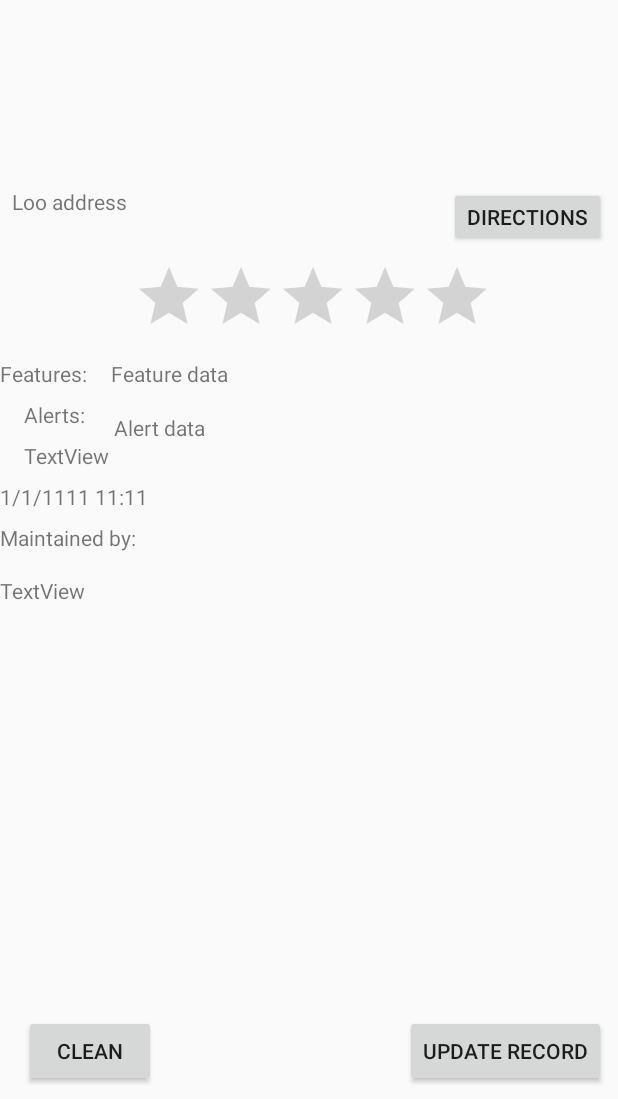
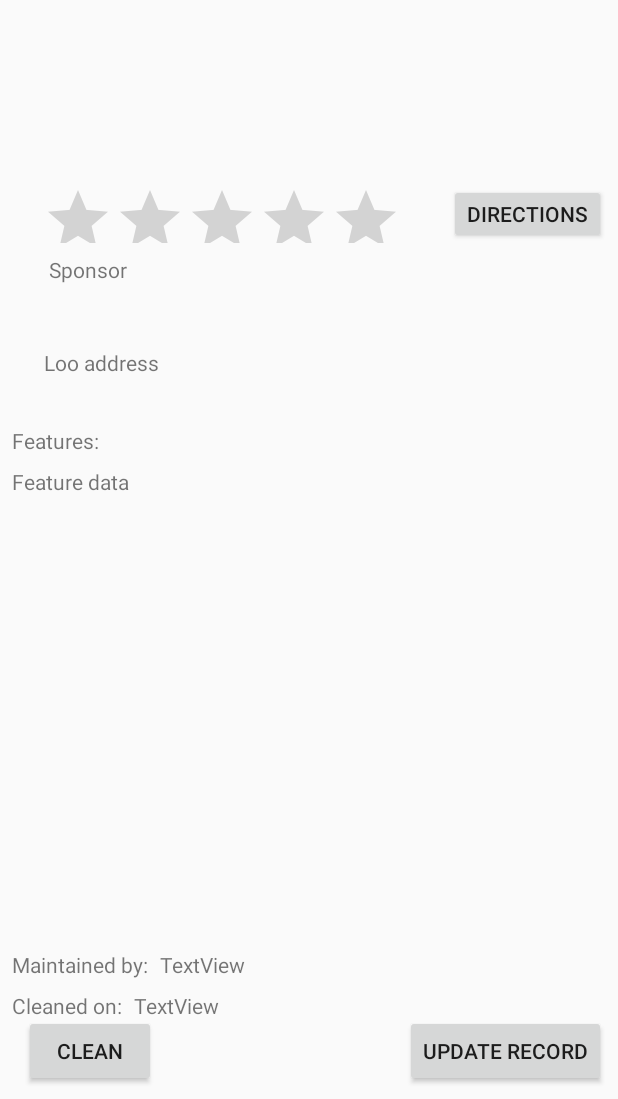
Before and after one commit to TSD2018/Cloo, an Android app: the MapsActivity_Directions screen opened directly, with no data from a screen before it, on a phone screen of 412 x 824 dp, the part 137-1236 px from its top. Run offline under Robolectric (Android 15) with nearby library versions, the phone set to English and light mode, and no system bars; our stand-ins replace Volley; libraries missing offline, so code that uses them is left out: com.google.maps.android.

Commit message:
Last Clean timestamp done

```diff
--- a/Cloo2019/app/src/main/java/com/example/cloo2019/CleanActivity.kt
+++ b/Cloo2019/app/src/main/java/com/example/cloo2019/CleanActivity.kt
@@ -5,10 +5,7 @@ package com.example.cloo2019
 import android.support.v7.app.AppCompatActivity
 import android.os.Bundle
 import android.util.Log
-import android.widget.Button
-import android.widget.CheckBox
-import android.widget.EditText
-import android.widget.Toast
+import android.widget.*
 import com.google.firebase.database.DataSnapshot
 import com.google.firebase.database.DatabaseError
 import com.google.firebase.database.FirebaseDatabase
@@ -24,6 +21,9 @@ class CleanActivity : AppCompatActivity() {
         var toiletID: String = intent.getStringExtra("TOILET_ID")
         val buttonCleaned = findViewById<Button>(R.id.button_Cleaned)
         val janitorComments: EditText = findViewById(R.id.editTextOthers)
+        var timeStamp = findViewById<TextView>(R.id.textViewCleanTimeStamp)
+        timeStamp!!.text = CurrentTimeStamp().getPresentableTimeString(CurrentTimeStamp().getString())
+
         val janitorID: String = "Test Name, should come from Janitor login"
         var recordTime: String = "Test, should include the system timestamp"
 
--- a/Cloo2019/app/src/main/java/com/example/cloo2019/CurrentTimeStamp.kt
+++ b/Cloo2019/app/src/main/java/com/example/cloo2019/CurrentTimeStamp.kt
@@ -1,7 +1,10 @@
 package com.example.cloo2019
 
 import android.os.Build
+import java.time.LocalDate
 import java.time.LocalDateTime
+import java.time.format.DateTimeFormatter
+import java.time.format.FormatStyle
 
 class CurrentTimeStamp() {
     val current: String
@@ -17,4 +20,20 @@ class CurrentTimeStamp() {
     fun getString() : String {
         return current
     }
+
+    fun getPresentableTimeString(timeStampString: String) : String {
+        // 2019-01-12T22:23:29.994 is the format of the string as an input
+        var dateTimeString:String = "not known"
+
+        if(timeStampString != ""){
+            if (Build.VERSION.SDK_INT >= Build.VERSION_CODES.O) {
+                var dateTime: LocalDateTime
+                dateTime = LocalDateTime.parse(timeStampString, DateTimeFormatter.ISO_DATE_TIME)
+                dateTimeString = dateTime.format(DateTimeFormatter.ofLocalizedDateTime(FormatStyle.SHORT))
+    //            dateTime = LocalDateTime.parse(timeStampString, DateTimeFormatter.ofLocalizedDateTime(FormatStyle.MEDIUM))
+    //            dateTimeString = dateTime.toString()
+            }
+        }
+        return dateTimeString
+    }
 }
--- a/Cloo2019/app/src/main/java/com/example/cloo2019/JanitorActivity.kt
+++ b/Cloo2019/app/src/main/java/com/example/cloo2019/JanitorActivity.kt
@@ -106,6 +106,7 @@ class JanitorActivity : AppCompatActivity(), OnMapReadyCallback {
              * as lastCleanedBy, lastCleanedTimeStamp, userRating
              */
 
+
             toiletMaster.toiletId = toiletID
             toiletMaster.lat = latVal
             toiletMaster.lng= lngVal
--- a/Cloo2019/app/src/main/java/com/example/cloo2019/Locationadapter.kt
+++ b/Cloo2019/app/src/main/java/com/example/cloo2019/Locationadapter.kt
@@ -9,6 +9,7 @@ import android.view.View
 import android.view.ViewGroup
 import android.widget.ArrayAdapter
 import android.widget.TextView
+import android.widget.Toast
 import kotlinx.android.synthetic.main.activity_main__locate_loo.*
 import java.math.RoundingMode
 import java.text.DecimalFormat
@@ -30,6 +31,20 @@ class Locationadapter(val mCtx: Context, val layoutResId: Int, val locationList:
         val textViewLooName = view.findViewById<TextView>(R.id.textView_looName)
 
         val currentLocation = CurrentLocation.getLastLocation()
+
+        /***** 13 Jan 2019:Kartik TOP *********/
+        // Added the check for currentLocation == null, incase the location services are turned off
+        // and/or getLastLocation returns null.
+        // TBD: There is a function to force get the location, which google maps use.  Need to find
+        // that and use the same.  would need to decide if it should be done here or on the Create
+        // of the landing page (which might be better :))
+        if (currentLocation == null){
+            Toast.makeText(mCtx, "Location unknown, please restart with location set.",Toast.LENGTH_SHORT).show()
+            return view
+        }
+        // Hopefully the above check should prevent the application from crashing on startup when
+        // location is not available
+        /***** 13 Jan 2019:Kartik END *********/
         val loo = locationList[position]
         val distanceLat = loo.lat - currentLocation!!.latitude
         val distanceLng = loo.lng - currentLocation!!.longitude
@@ -59,7 +74,8 @@ class Locationadapter(val mCtx: Context, val layoutResId: Int, val locationList:
             ratings = "*".repeat(numStars) + " ".padEnd(5-numStars)
         }
 
-        textViewLooName.text = loo.address + "\nRating [" + ratings +"]      " + distanceStr
+        var lastCleanedTimeStamp = CurrentTimeStamp().getPresentableTimeString(loo.lastCleanedTimeStamp)
+        textViewLooName.text = loo.address + "\nRating [" + ratings +"]      " + distanceStr + "\nCleaned on: $lastCleanedTimeStamp"
 
         textViewLooName.setOnClickListener {
             val i = Intent(mCtx, MapsActivity_Directions::class.java)
@@ -69,6 +85,7 @@ class Locationadapter(val mCtx: Context, val layoutResId: Int, val locationList:
             i.putExtra("RATING", loo.userRating)
             i.putExtra("TOILET_ADDRESS", loo.address)
             i.putExtra("TOILET_ID", loo.toiletId )
+            i.putExtra("LAST_CLEANED", lastCleanedTimeStamp)
             startActivity(mCtx,i,null)
         }
         return view
--- a/Cloo2019/app/src/main/java/com/example/cloo2019/MapsActivity_Directions.kt
+++ b/Cloo2019/app/src/main/java/com/example/cloo2019/MapsActivity_Directions.kt
@@ -41,6 +41,7 @@ class MapsActivity_Directions : AppCompatActivity(), OnMapReadyCallback {
     private lateinit var toiletID: String
     private lateinit var toiletAddress: String
     private var userRating: Double = 0.0
+    private lateinit var lastCleanedTimeStamp: String
 
     override fun onCreate(savedInstanceState: Bundle?) {
         super.onCreate(savedInstanceState)
@@ -53,7 +54,9 @@ class MapsActivity_Directions : AppCompatActivity(), OnMapReadyCallback {
         toiletID = intent.getStringExtra("TOILET_ID")
         toiletAddress = intent.getStringExtra("TOILET_ADDRESS")
         userRating = intent.getDoubleExtra("RATING", 0.0)
+
         fusedLocationClient = LocationServices.getFusedLocationProviderClient(this)
+
 
         val mapFragment = supportFragmentManager
             .findFragmentById(R.id.map) as SupportMapFragment
@@ -77,12 +80,18 @@ class MapsActivity_Directions : AppCompatActivity(), OnMapReadyCallback {
 
         val dest = LatLng(intent.getDoubleExtra("LAT", 0.0), intent.getDoubleExtra("LNG", 0.0))
         val rtng = intent.getIntExtra("RATING",0)
+        lastCleanedTimeStamp = intent.getStringExtra("LAST_CLEANED")
 
         val looAddress = findViewById<TextView>(R.id.textView_loo_address)
         val currentRating = findViewById<RatingBar>(R.id.ratingBar)
         looAddress.text = toiletAddress
         currentRating.setIsIndicator(true)
         currentRating.rating = rtng.toFloat()
+
+        val lastCleanedTimeStampTextView = findViewById<TextView>(R.id.textViewCleanTimeStamp)
+        lastCleanedTimeStampTextView!!.text = lastCleanedTimeStamp  // will take care of showing timestamp on load
+        // TBD: Need to take care of the same, when the Toilet is cleaned, this needs to be updated again
+
 
         mMap.addMarker(MarkerOptions().position(dest).title("Destination"))
         mMap.moveCamera(CameraUpdateFactory.newLatLng(dest))
--- a/Cloo2019/app/src/main/res/layout/activity_clean.xml
+++ b/Cloo2019/app/src/main/res/layout/activity_clean.xml
@@ -12,6 +12,21 @@
             android:layout_height="495dp" tools:layout_editor_absoluteY="8dp" tools:layout_editor_absoluteX="8dp">
         <LinearLayout android:layout_width="match_parent" android:layout_height="wrap_content"
                       android:orientation="vertical">
+            <TextView
+                    android:text="1/11/11 1:11:11"
+                    android:layout_width="match_parent"
+                    android:layout_height="wrap_content" android:id="@+id/textViewCleanTimeStamp"/>
+            <EditText
+                    android:layout_width="match_parent"
+                    android:layout_height="84dp"
+                    android:inputType="none|textCapSentences|textAutoCorrect|textAutoComplete|textMultiLine"
+                    android:ems="10"
+                    tools:layout_editor_absoluteY="439dp" tools:layout_editor_absoluteX="30dp"
+                    android:id="@+id/editTextOthers" android:hint="Remarks"/>
+            <Button
+                    android:text="Cleaned"
+                    android:layout_width="match_parent"
+                    android:layout_height="wrap_content" android:id="@+id/button_Cleaned"/>
             <TextView
                     android:text="TextView"
                     android:layout_width="match_parent"
@@ -76,25 +91,6 @@
                     android:text="Tissue"
                     android:layout_width="wrap_content"
                     android:layout_height="wrap_content" android:id="@+id/checkBoxTissue"/>
-            <EditText
-                    android:layout_width="match_parent"
-                    android:layout_height="84dp"
-                    android:inputType="none|textCapSentences|textAutoCorrect|textAutoComplete|textMultiLine"
-                    android:ems="10"
-                    tools:layout_editor_absoluteY="439dp" tools:layout_editor_absoluteX="30dp"
-                    android:id="@+id/editTextOthers" android:hint="Remarks"/>
-            <TextView
-                    android:text="Date and Time:"
-                    android:layout_width="match_parent"
-                    android:layout_height="wrap_content" android:id="@+id/textViewTimeStampLabel"/>
-            <TextView
-                    android:text="1/11/11 1:11:11"
-                    android:layout_width="match_parent"
-                    android:layout_height="wrap_content" android:id="@+id/textViewCleanTimeStamp"/>
-            <Button
-                    android:text="Cleaned"
-                    android:layout_width="match_parent"
-                    android:layout_height="wrap_content" android:id="@+id/button_Cleaned"/>
         </LinearLayout>
     </ScrollView>
 </android.support.constraint.ConstraintLayout>
--- a/Cloo2019/app/src/main/res/layout/activity_maps__directions.xml
+++ b/Cloo2019/app/src/main/res/layout/activity_maps__directions.xml
@@ -22,86 +22,80 @@
             android:layout_width="wrap_content"
             android:layout_height="40dp"
             android:id="@+id/button_Navigate"
-            app:layout_constraintStart_toEndOf="@+id/textView_loo_address"
             app:layout_constraintEnd_toEndOf="parent" android:layout_marginEnd="8dp" android:layout_marginRight="8dp"
-            app:layout_constraintHorizontal_bias="1.0"
-            android:layout_marginLeft="8dp" android:layout_marginStart="8dp"
-            app:layout_constraintTop_toTopOf="@+id/textView_loo_address"/>
+            android:layout_marginTop="8dp" app:layout_constraintTop_toBottomOf="@+id/map"/>
     <RatingBar
             android:layout_width="243dp"
+            android:layout_height="39dp"
+            android:id="@+id/ratingBar"
+            app:layout_constraintStart_toStartOf="parent" android:layout_marginLeft="8dp"
+            android:layout_marginStart="8dp" android:layout_marginTop="8dp"
+            app:layout_constraintTop_toBottomOf="@+id/map" app:layout_constraintEnd_toStartOf="@+id/button_Navigate"
+            android:layout_marginEnd="8dp" android:layout_marginRight="8dp"/>
+    <TextView
+            android:text="Loo address"
+            android:layout_width="354dp"
+            android:layout_height="44dp"
+            android:id="@+id/textView_loo_address"
+            app:layout_constraintStart_toStartOf="parent" android:layout_marginLeft="8dp"
+            android:layout_marginStart="8dp" app:layout_constraintEnd_toEndOf="parent" android:layout_marginEnd="8dp"
+            android:layout_marginRight="8dp" android:layout_marginTop="8dp"
+            app:layout_constraintTop_toBottomOf="@+id/textViewSponsor"/>
+    <TextView
+            android:text="Sponsor"
+            android:layout_width="347dp"
+            android:layout_height="54dp"
+            android:id="@+id/textViewSponsor"
+            app:layout_constraintEnd_toEndOf="parent" android:layout_marginEnd="8dp"
+            android:layout_marginRight="8dp"
+            android:layout_marginTop="8dp"
+            app:layout_constraintTop_toBottomOf="@+id/ratingBar" app:layout_constraintStart_toStartOf="parent"
+            android:layout_marginLeft="8dp" android:layout_marginStart="8dp"/>
+    <TextView
+            android:text="Features:"
+            android:layout_width="wrap_content"
             android:layout_height="wrap_content"
-            app:layout_constraintEnd_toEndOf="parent" android:id="@+id/ratingBar"
-            android:layout_marginTop="8dp" app:layout_constraintTop_toBottomOf="@+id/textView_loo_address"
+            android:id="@+id/textView_features_label"
+            app:layout_constraintStart_toStartOf="parent"
+            android:layout_marginLeft="8dp" android:layout_marginStart="8dp"
+            app:layout_constraintTop_toBottomOf="@+id/textView_loo_address" android:layout_marginTop="8dp"/>
+    <TextView
+            android:text="Feature data"
+            android:layout_width="364dp"
+            android:layout_height="52dp"
+            android:id="@+id/textView_feature"
+            app:layout_constraintTop_toBottomOf="@+id/textView_features_label"
+            app:layout_constraintStart_toStartOf="parent" android:layout_marginLeft="8dp"
+            android:layout_marginStart="8dp" android:layout_marginTop="8dp"/>
+    <TextView
+            android:layout_width="wrap_content"
+            android:layout_height="wrap_content" tools:layout_editor_absoluteX="17dp"
+            android:id="@+id/textView_cleantimestamp"
+            tools:layout_editor_absoluteY="368dp"/>
+    <TextView
+            android:text="Maintained by:"
+            android:layout_width="wrap_content"
+            android:layout_height="wrap_content"
+            android:id="@+id/textView_JanitorLabel"
+            android:layout_marginBottom="24dp" app:layout_constraintBottom_toTopOf="@+id/buttonClean"
             app:layout_constraintStart_toStartOf="parent" android:layout_marginLeft="8dp"
             android:layout_marginStart="8dp"/>
-    <TextView
-            android:text="Loo address"
-            android:layout_width="246dp"
-            android:layout_height="41dp"
-            app:layout_constraintStart_toStartOf="parent" android:layout_marginLeft="8dp"
-            android:layout_marginStart="8dp" android:id="@+id/textView_loo_address" android:layout_marginTop="160dp"
-            app:layout_constraintTop_toTopOf="parent"/>
-    <TextView
-            android:text="Alerts: "
-            android:layout_width="wrap_content"
-            android:layout_height="wrap_content"
-            app:layout_constraintStart_toStartOf="parent" android:layout_marginLeft="16dp"
-            android:layout_marginStart="16dp" android:id="@+id/textView_alerts_label" android:layout_marginTop="8dp"
-            app:layout_constraintTop_toBottomOf="@+id/textView_features_label"/>
-    <TextView
-            android:text="Alert data"
-            android:layout_width="291dp"
-            android:layout_height="38dp"
-            android:id="@+id/textView_Alert" android:layout_marginTop="8dp"
-            app:layout_constraintTop_toBottomOf="@+id/textView_feature"
-            app:layout_constraintStart_toEndOf="@+id/textView_alerts_label" android:layout_marginLeft="16dp"
-            android:layout_marginStart="16dp"/>
     <TextView
             android:text="TextView"
             android:layout_width="wrap_content"
             android:layout_height="wrap_content"
-            app:layout_constraintStart_toStartOf="parent" android:layout_marginLeft="16dp"
-            android:layout_marginStart="16dp" android:id="@+id/textView_clean_label" android:layout_marginTop="8dp"
-            app:layout_constraintTop_toBottomOf="@+id/textView_alerts_label"/>
-    <TextView
-            android:text="Features:"
-            android:layout_width="wrap_content"
-            android:layout_height="wrap_content"
-            tools:layout_editor_absoluteX="17dp" android:id="@+id/textView_features_label"
-            android:layout_marginTop="8dp" app:layout_constraintTop_toBottomOf="@+id/ratingBar"/>
-    <TextView
-            android:text="Feature data"
-            android:layout_width="276dp"
-            android:layout_height="28dp"
-            android:id="@+id/textView_feature" android:layout_marginTop="8dp"
-            app:layout_constraintTop_toBottomOf="@+id/ratingBar"
-            app:layout_constraintStart_toEndOf="@+id/textView_features_label" android:layout_marginLeft="16dp"
-            android:layout_marginStart="16dp"/>
-    <TextView
-            android:text="1/1/1111 11:11"
-            android:layout_width="wrap_content"
-            android:layout_height="wrap_content" tools:layout_editor_absoluteX="17dp"
-            android:id="@+id/textView_cleantimestamp" android:layout_marginTop="8dp"
-            app:layout_constraintTop_toBottomOf="@+id/textView_clean_label"/>
-    <TextView
-            android:text="Maintained by:"
-            android:layout_width="wrap_content"
-            android:layout_height="wrap_content"
-            tools:layout_editor_absoluteX="17dp" android:id="@+id/textView_JanitorLabel" android:layout_marginTop="8dp"
-            app:layout_constraintTop_toBottomOf="@+id/textView_cleantimestamp"/>
-    <TextView
-            android:text="TextView"
-            android:layout_width="wrap_content"
-            android:layout_height="wrap_content"
-            tools:layout_editor_absoluteX="18dp" android:id="@+id/textview_JanitorName"
-            app:layout_constraintTop_toBottomOf="@+id/textView_JanitorLabel" android:layout_marginTop="16dp"/>
+            android:id="@+id/textview_JanitorName"
+            app:layout_constraintStart_toEndOf="@+id/textView_JanitorLabel"
+            android:layout_marginLeft="8dp" android:layout_marginStart="8dp"
+            app:layout_constraintBaseline_toBaselineOf="@+id/textView_JanitorLabel"/>
     <Button
             android:text="Update Record"
             android:layout_width="wrap_content"
             android:layout_height="wrap_content"
-            android:id="@+id/button_Janitor" android:layout_marginBottom="8dp"
-            app:layout_constraintBottom_toBottomOf="parent" app:layout_constraintEnd_toEndOf="parent"
-            android:layout_marginEnd="8dp" android:layout_marginRight="8dp"/>
+            android:id="@+id/button_Janitor"
+            app:layout_constraintEnd_toEndOf="parent"
+            android:layout_marginEnd="8dp" android:layout_marginRight="8dp"
+            app:layout_constraintBaseline_toBaselineOf="@+id/buttonClean"/>
     <Button
             android:text="Clean"
             android:layout_width="wrap_content"
@@ -109,5 +103,22 @@
             app:layout_constraintStart_toStartOf="parent" android:layout_marginLeft="16dp"
             android:layout_marginStart="16dp" android:id="@+id/buttonClean" android:layout_marginBottom="8dp"
             app:layout_constraintBottom_toBottomOf="parent"/>
+    <TextView
+            android:text="TextView"
+            android:layout_width="wrap_content"
+            android:layout_height="wrap_content"
+            android:id="@+id/textViewCleanTimeStamp"
+            app:layout_constraintStart_toEndOf="@+id/textViewCleanedOnLabel"
+            app:layout_constraintBaseline_toBaselineOf="@+id/textViewCleanedOnLabel"
+            android:layout_marginLeft="8dp" android:layout_marginStart="8dp"/>
+    <TextView
+            android:text="Cleaned on:"
+            android:layout_width="wrap_content"
+            android:layout_height="wrap_content"
+            android:id="@+id/textViewCleanedOnLabel"
+            android:layout_marginTop="8dp"
+            app:layout_constraintTop_toBottomOf="@+id/textView_JanitorLabel"
+            app:layout_constraintStart_toStartOf="parent" android:layout_marginLeft="8dp"
+            android:layout_marginStart="8dp"/>
 
 </android.support.constraint.ConstraintLayout>
```
